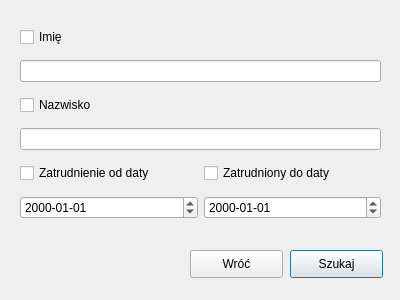
Above: Szukajki/szukajkierowcy.ui from margap1998/Bazy-danych-taxi before the change. Below: the same form after it.
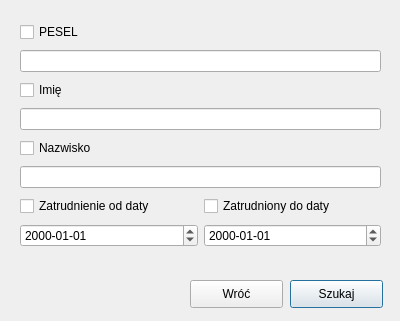
That is the form after the change.

What changed in the file:
```diff
--- a/Szukajki/szukajkierowcy.ui
+++ b/Szukajki/szukajkierowcy.ui
@@ -7,7 +7,7 @@
     <x>0</x>
     <y>0</y>
     <width>400</width>
-    <height>300</height>
+    <height>321</height>
    </rect>
   </property>
   <property name="windowTitle">
@@ -17,7 +17,7 @@
    <property name="geometry">
     <rect>
      <x>290</x>
-     <y>250</y>
+     <y>280</y>
      <width>93</width>
      <height>28</height>
     </rect>
@@ -30,7 +30,7 @@
    <property name="geometry">
     <rect>
      <x>190</x>
-     <y>250</y>
+     <y>280</y>
      <width>93</width>
      <height>28</height>
     </rect>
@@ -45,58 +45,68 @@
      <x>20</x>
      <y>20</y>
      <width>361</width>
-     <height>212</height>
+     <height>231</height>
     </rect>
    </property>
    <layout class="QGridLayout" name="gridLayout">
-    <item row="5" column="1">
-     <widget class="QDateEdit" name="doDateEdit">
-      <property name="displayFormat">
-       <string>yyyy-MM-dd</string>
-      </property>
-     </widget>
-    </item>
-    <item row="5" column="0">
-     <widget class="QDateEdit" name="odDateEdit">
-      <property name="displayFormat">
-       <string>yyyy-MM-dd</string>
-      </property>
-     </widget>
-    </item>
-    <item row="4" column="1">
+    <item row="6" column="1">
      <widget class="QCheckBox" name="DocheckBox">
       <property name="text">
        <string>Zatrudniony do daty</string>
       </property>
      </widget>
     </item>
-    <item row="4" column="0">
-     <widget class="QCheckBox" name="odCheckBox">
+    <item row="0" column="0" colspan="2">
+     <widget class="QCheckBox" name="PESELDB">
       <property name="text">
-       <string>Zatrudnienie od daty</string>
+       <string>PESEL</string>
+      </property>
+     </widget>
+    </item>
+    <item row="7" column="0">
+     <widget class="QDateEdit" name="odDateEdit">
+      <property name="displayFormat">
+       <string>yyyy-MM-dd</string>
+      </property>
+     </widget>
+    </item>
+    <item row="7" column="1">
+     <widget class="QDateEdit" name="doDateEdit">
+      <property name="displayFormat">
+       <string>yyyy-MM-dd</string>
       </property>
      </widget>
     </item>
     <item row="3" column="0" colspan="2">
-     <widget class="QLineEdit" name="NazwiskoLE"/>
-    </item>
-    <item row="1" column="0" colspan="2">
      <widget class="QLineEdit" name="imieLE"/>
     </item>
-    <item row="0" column="0" colspan="2">
-     <widget class="QCheckBox" name="imieCB">
-      <property name="text">
-       <string>Imię</string>
-      </property>
-     </widget>
-    </item>
-    <item row="2" column="0" colspan="2">
+    <item row="4" column="0" colspan="2">
      <widget class="QCheckBox" name="nazwiskoCB">
       <property name="text">
        <string>Nazwisko</string>
       </property>
      </widget>
     </item>
+    <item row="2" column="0" colspan="2">
+     <widget class="QCheckBox" name="imieCB">
+      <property name="text">
+       <string>Imię</string>
+      </property>
+     </widget>
+    </item>
+    <item row="5" column="0" colspan="2">
+     <widget class="QLineEdit" name="NazwiskoLE"/>
+    </item>
+    <item row="6" column="0">
+     <widget class="QCheckBox" name="odCheckBox">
+      <property name="text">
+       <string>Zatrudnienie od daty</string>
+      </property>
+     </widget>
+    </item>
+    <item row="1" column="0" colspan="2">
+     <widget class="QLineEdit" name="PESELLE"/>
+    </item>
    </layout>
   </widget>
  </widget>
```
